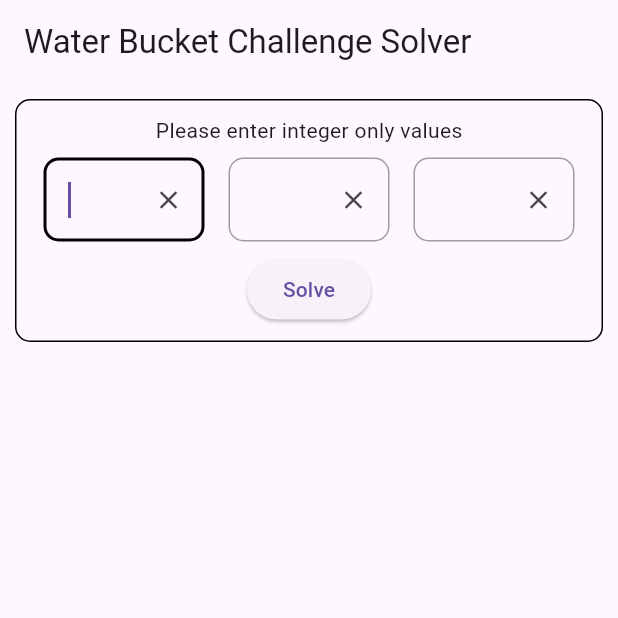
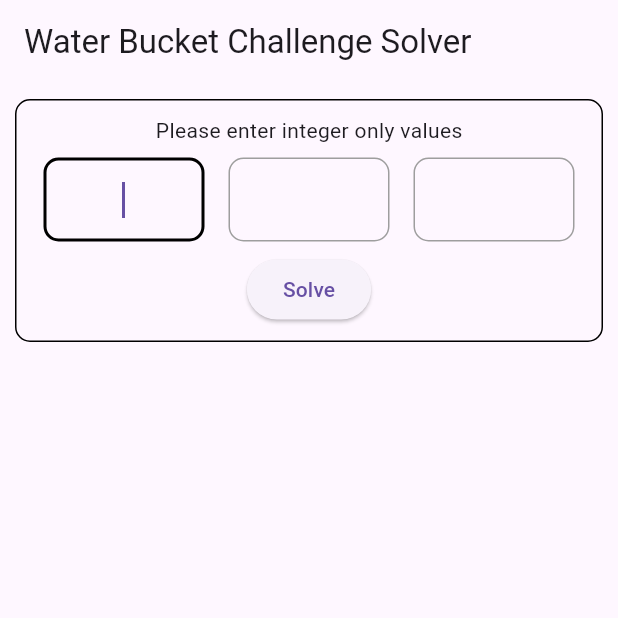
Before and after one commit to sohaib68/waterbucketsolver, a Flutter app: the screen it shows after launch, on a phone screen of 412 x 824 dp, the top half of it. Run offline on Flutter 3.47's test engine with Material 3 defaults, Android fonts, the light colour scheme and no system bars; our stand-ins replace equatable, flutter_bloc, formz.

Commit message:
Textfield update.

```diff
--- a/lib/widgets/custrom_int_textfield.dart
+++ b/lib/widgets/custrom_int_textfield.dart
@@ -17,6 +17,8 @@ class CustomIntTextField extends StatelessWidget {
       autofocus: autoFocus ?? false,
       focusNode: focusNode,
       controller: controller,
+      textAlign: TextAlign.center,
+      textAlignVertical: TextAlignVertical.center,
       decoration: InputDecoration(
         enabledBorder: OutlineInputBorder(
             borderSide: const BorderSide(color: Colors.grey), borderRadius: BorderRadius.circular(10)),
@@ -34,8 +36,7 @@ class CustomIntTextField extends StatelessWidget {
           ),
           borderRadius: BorderRadius.circular(10),
         ),
-          suffixIcon:
-              IconButton(icon: const Icon(Icons.close_outlined), iconSize: 20, onPressed: () => controller?.clear())),
+      ),
       keyboardType: TextInputType.number,
       inputFormatters: <TextInputFormatter>[FilteringTextInputFormatter.digitsOnly],
       onSubmitted: (_) {
```
Lines whose indentation alone changed are shown as unchanged.
